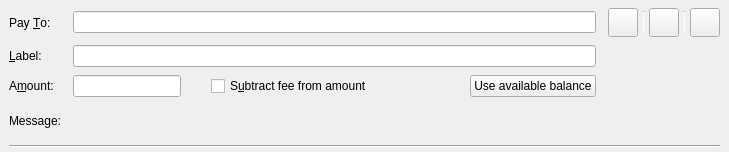
First picture: the form in src/qt/forms/sendcoinsentry.ui, repository qtumproject/qtum, before the edit.
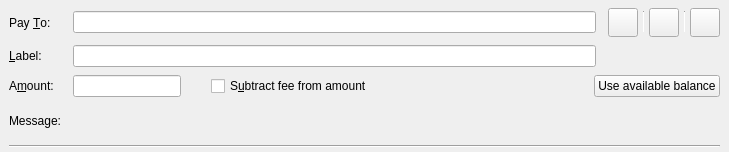
Second picture: the form after the edit. Icons and pictures are not drawn. Custom widgets are drawn as their Qt base class.

```diff
--- a/src/qt/forms/sendcoinsentry.ui
+++ b/src/qt/forms/sendcoinsentry.ui
@@ -59,7 +59,7 @@
       </property>
      </widget>
     </item>
-    <item row="2" column="1">
+    <item row="2" column="1" colspan="4">
      <layout class="QHBoxLayout" name="horizontalLayoutAmount" stretch="0,0,1,0">
       <item>
        <widget class="BitcoinAmountField" name="payAmount"/>
```
